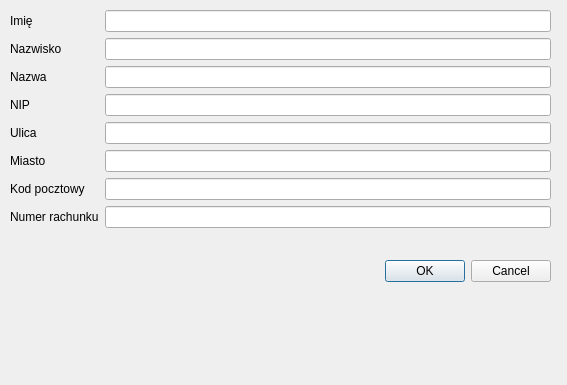
pazdzier/Fakturer, file gui/designer/add_edit_user.ui: the form before one commit.
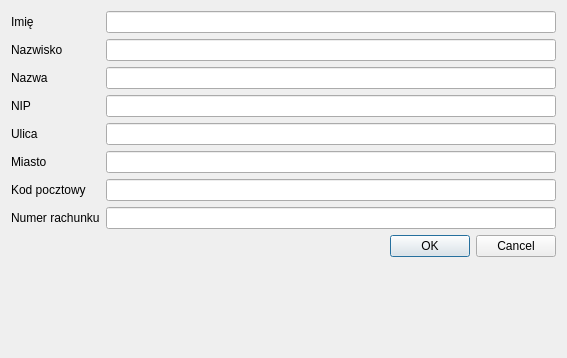
The form after the commit.

The edit to the form file:
```diff
--- a/gui/designer/add_edit_user.ui
+++ b/gui/designer/add_edit_user.ui
@@ -7,21 +7,20 @@
     <x>0</x>
     <y>0</y>
     <width>567</width>
-    <height>385</height>
+    <height>358</height>
    </rect>
   </property>
+  <property name="sizePolicy">
+   <sizepolicy hsizetype="Fixed" vsizetype="Minimum">
+    <horstretch>0</horstretch>
+    <verstretch>0</verstretch>
+   </sizepolicy>
+  </property>
   <property name="windowTitle">
    <string>Edycja danych użytkownika</string>
   </property>
-  <widget class="QWidget" name="formLayoutWidget">
-   <property name="geometry">
-    <rect>
-     <x>10</x>
-     <y>10</y>
-     <width>541</width>
-     <height>361</height>
-    </rect>
-   </property>
+  <layout class="QGridLayout" name="gridLayout">
+   <item row="0" column="0">
    <layout class="QFormLayout" name="formLayout_2">
     <item row="0" column="0">
      <widget class="QLabel" name="label">
@@ -107,28 +106,16 @@
       </property>
      </widget>
     </item>
-    <item row="9" column="1">
+     <item row="8" column="1">
      <widget class="QDialogButtonBox" name="buttonBox">
       <property name="standardButtons">
        <set>QDialogButtonBox::Cancel|QDialogButtonBox::Ok</set>
       </property>
      </widget>
     </item>
-    <item row="8" column="1">
-     <spacer name="horizontalSpacer">
-      <property name="orientation">
-       <enum>Qt::Horizontal</enum>
-      </property>
-      <property name="sizeHint" stdset="0">
-       <size>
-        <width>40</width>
-        <height>20</height>
-       </size>
-      </property>
-     </spacer>
-    </item>
-   </layout>
-  </widget>
+    </layout>
+   </item>
+  </layout>
  </widget>
  <resources/>
  <connections/>
```
Lines whose indentation alone changed are shown as unchanged.
